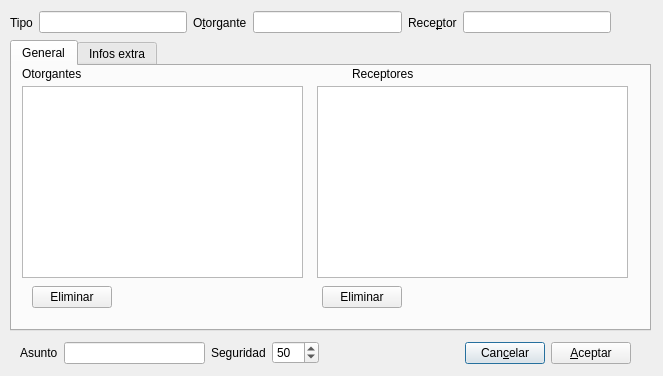
Before: the Qt Designer form gui/dlglicenciaentrada.ui in rogorido/qtpredicadores, drawn with Qt 5.
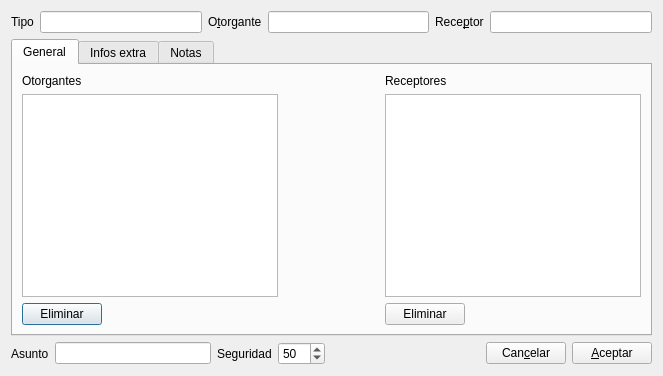
After: the same form once the commit is applied. Custom widgets are drawn as their Qt base class.

Commit message: Añadido widget Notas a licencia

```diff
--- a/gui/dlglicenciaentrada.ui
+++ b/gui/dlglicenciaentrada.ui
@@ -13,15 +13,8 @@
   <property name="windowTitle">
    <string>Licencia</string>
   </property>
-  <widget class="QWidget" name="layoutWidget">
-   <property name="geometry">
-    <rect>
-     <x>10</x>
-     <y>10</y>
-     <width>601</width>
-     <height>25</height>
-    </rect>
-   </property>
+  <layout class="QVBoxLayout" name="verticalLayout_3">
+   <item>
    <layout class="QHBoxLayout" name="horizontalLayout">
     <item>
      <widget class="QLabel" name="label">
@@ -63,16 +56,147 @@
      <widget class="QLineEdit" name="txtReceptor"/>
     </item>
    </layout>
-  </widget>
-  <widget class="QWidget" name="layoutWidget">
+   </item>
+   <item>
+    <widget class="QTabWidget" name="tabWidget">
+     <property name="currentIndex">
+      <number>0</number>
+     </property>
+     <widget class="QWidget" name="tab">
+      <attribute name="title">
+       <string>General</string>
+      </attribute>
+      <layout class="QHBoxLayout" name="horizontalLayout_5">
+       <item>
+        <layout class="QVBoxLayout" name="verticalLayout">
+         <item>
+          <widget class="QLabel" name="label_4">
+           <property name="text">
+            <string>Otorgantes</string>
+           </property>
+           <property name="buddy">
+            <cstring>lwOtorgantes</cstring>
+           </property>
+          </widget>
+         </item>
+         <item>
+          <widget class="QListWidget" name="lwOtorgantes"/>
+         </item>
+         <item>
+          <layout class="QHBoxLayout" name="horizontalLayout_3">
+           <item>
+            <widget class="QPushButton" name="btQuitarOtorgante">
+             <property name="text">
+              <string>Eliminar</string>
+             </property>
+            </widget>
+           </item>
+           <item>
+            <spacer name="horizontalSpacer_2">
+             <property name="orientation">
+              <enum>Qt::Horizontal</enum>
+             </property>
+             <property name="sizeHint" stdset="0">
+              <size>
+               <width>40</width>
+               <height>20</height>
+              </size>
+             </property>
+            </spacer>
+           </item>
+          </layout>
+         </item>
+        </layout>
+       </item>
+       <item>
+        <spacer name="horizontalSpacer_4">
+         <property name="orientation">
+          <enum>Qt::Horizontal</enum>
+         </property>
+         <property name="sizeHint" stdset="0">
+          <size>
+           <width>92</width>
+           <height>20</height>
+          </size>
+         </property>
+        </spacer>
+       </item>
+       <item>
+        <layout class="QVBoxLayout" name="verticalLayout_2">
+         <item>
+          <widget class="QLabel" name="label_5">
+           <property name="text">
+            <string>Receptores</string>
+           </property>
+           <property name="buddy">
+            <cstring>lwReceptores</cstring>
+           </property>
+          </widget>
+         </item>
+         <item>
+          <widget class="QListWidget" name="lwReceptores"/>
+         </item>
+         <item>
+          <layout class="QHBoxLayout" name="horizontalLayout_4">
+           <item>
+            <widget class="QPushButton" name="btQuitarReceptor">
+             <property name="text">
+              <string>Eliminar</string>
+             </property>
+            </widget>
+           </item>
+           <item>
+            <spacer name="horizontalSpacer_3">
+             <property name="orientation">
+              <enum>Qt::Horizontal</enum>
+             </property>
+             <property name="sizeHint" stdset="0">
+              <size>
+               <width>40</width>
+               <height>20</height>
+              </size>
+             </property>
+            </spacer>
+           </item>
+          </layout>
+         </item>
+        </layout>
+       </item>
+      </layout>
+     </widget>
+     <widget class="QWidget" name="tab_2">
+      <attribute name="title">
+       <string>Infos extra</string>
+      </attribute>
+      <widget class="WidgetExtraInfos" name="wdExtras" native="true">
    <property name="geometry">
     <rect>
-     <x>20</x>
-     <y>340</y>
-     <width>611</width>
-     <height>26</height>
-    </rect>
-   </property>
+         <x>10</x>
+         <y>10</y>
+         <width>301</width>
+         <height>241</height>
+        </rect>
+       </property>
+      </widget>
+     </widget>
+     <widget class="QWidget" name="tab_3">
+      <attribute name="title">
+       <string>Notas</string>
+      </attribute>
+      <widget class="WidgetNotas" name="wdNotas" native="true">
+       <property name="geometry">
+        <rect>
+         <x>10</x>
+         <y>10</y>
+         <width>441</width>
+         <height>231</height>
+        </rect>
+       </property>
+      </widget>
+     </widget>
+    </widget>
+   </item>
+   <item>
    <layout class="QHBoxLayout" name="horizontalLayout_2">
     <item>
      <widget class="QLabel" name="label_6">
@@ -138,118 +262,8 @@
      </widget>
     </item>
    </layout>
-  </widget>
-  <widget class="QTabWidget" name="tabWidget">
-   <property name="geometry">
-    <rect>
-     <x>10</x>
-     <y>40</y>
-     <width>641</width>
-     <height>291</height>
-    </rect>
-   </property>
-   <property name="currentIndex">
-    <number>0</number>
-   </property>
-   <widget class="QWidget" name="tab">
-    <attribute name="title">
-     <string>General</string>
-    </attribute>
-    <widget class="QListWidget" name="lwReceptores">
-     <property name="geometry">
-      <rect>
-       <x>305</x>
-       <y>20</y>
-       <width>311</width>
-       <height>192</height>
-      </rect>
-     </property>
-    </widget>
-    <widget class="QLabel" name="label_4">
-     <property name="geometry">
-      <rect>
-       <x>10</x>
-       <y>0</y>
-       <width>71</width>
-       <height>16</height>
-      </rect>
-     </property>
-     <property name="text">
-      <string>Otorgantes</string>
-     </property>
-     <property name="buddy">
-      <cstring>lwOtorgantes</cstring>
-     </property>
-    </widget>
-    <widget class="QLabel" name="label_5">
-     <property name="geometry">
-      <rect>
-       <x>340</x>
-       <y>0</y>
-       <width>71</width>
-       <height>16</height>
-      </rect>
-     </property>
-     <property name="text">
-      <string>Receptores</string>
-     </property>
-     <property name="buddy">
-      <cstring>lwReceptores</cstring>
-     </property>
-    </widget>
-    <widget class="QPushButton" name="btQuitarReceptor">
-     <property name="geometry">
-      <rect>
-       <x>310</x>
-       <y>220</y>
-       <width>80</width>
-       <height>22</height>
-      </rect>
-     </property>
-     <property name="text">
-      <string>Eliminar</string>
-     </property>
-    </widget>
-    <widget class="QListWidget" name="lwOtorgantes">
-     <property name="geometry">
-      <rect>
-       <x>10</x>
-       <y>20</y>
-       <width>281</width>
-       <height>192</height>
-      </rect>
-     </property>
-    </widget>
-    <widget class="QPushButton" name="btQuitarOtorgante">
-     <property name="geometry">
-      <rect>
-       <x>20</x>
-       <y>220</y>
-       <width>80</width>
-       <height>22</height>
-      </rect>
-     </property>
-     <property name="text">
-      <string>Eliminar</string>
-     </property>
-    </widget>
-   </widget>
-   <widget class="QWidget" name="tab_2">
-    <attribute name="title">
-     <string>Infos extra</string>
-    </attribute>
-    <widget class="WidgetExtraInfos" name="wdExtras" native="true">
-     <property name="geometry">
-      <rect>
-       <x>10</x>
-       <y>10</y>
-       <width>301</width>
-       <height>241</height>
-      </rect>
-     </property>
-    </widget>
-   </widget>
-  </widget>
+   </item>
+  </layout>
  </widget>
  <customwidgets>
   <customwidget>
@@ -258,6 +272,12 @@
    <header>widgets/widgetextrainfos.h</header>
    <container>1</container>
   </customwidget>
+  <customwidget>
+   <class>WidgetNotas</class>
+   <extends>QWidget</extends>
+   <header>widgets/widgetnotas.h</header>
+   <container>1</container>
+  </customwidget>
  </customwidgets>
  <tabstops>
   <tabstop>txtTipo</tabstop>
```
Lines whose indentation alone changed are shown as unchanged. The commit also changes 3 other files.
